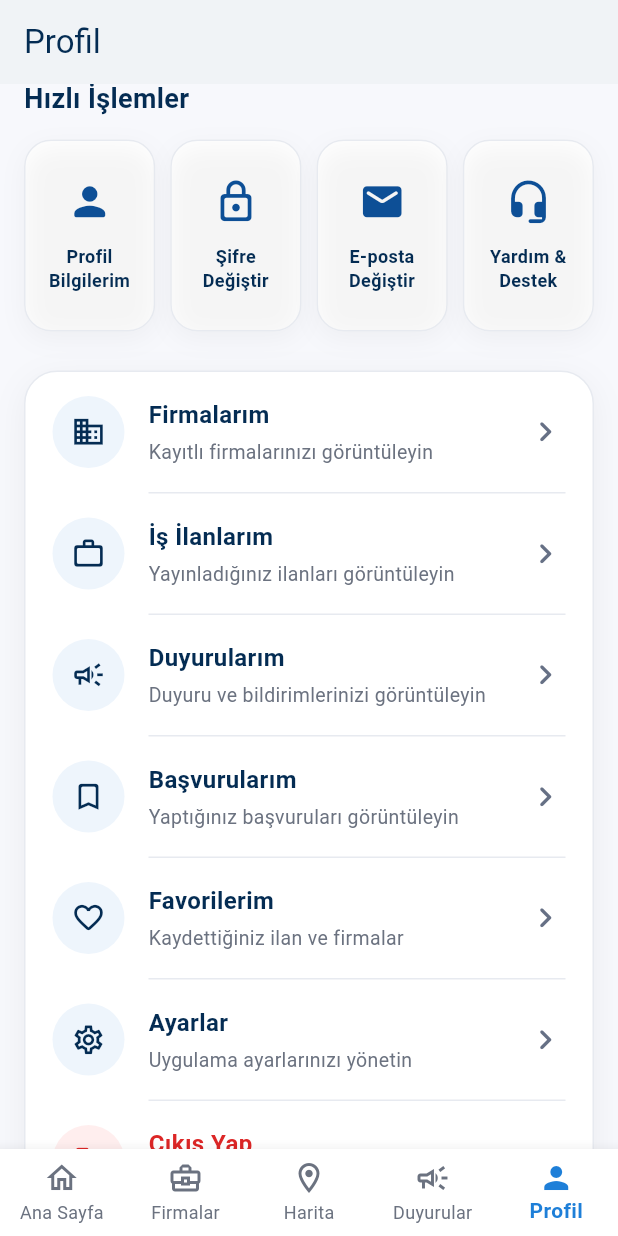
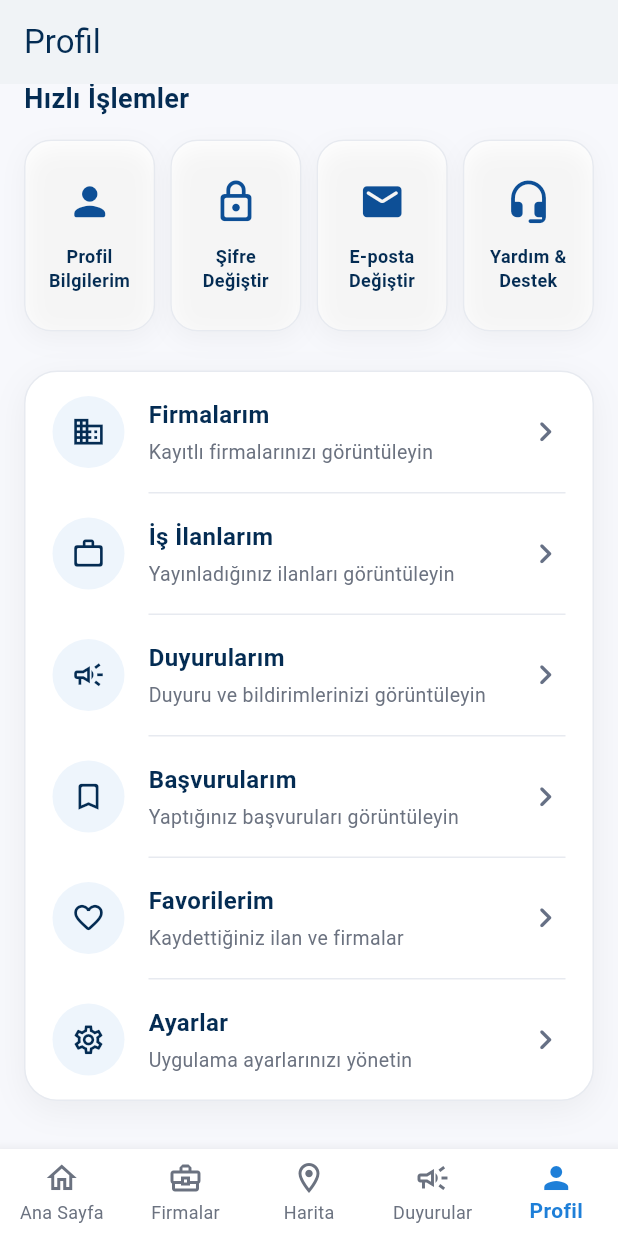
Before and after one commit to elif-uzundere/asb.platform, a Flutter app: the ProfilEkrani screen opened by its route, scrolled down 271 dp, on a phone screen of 412 x 824 dp. Run offline on Flutter 3.47's test engine with Material 3 defaults, Android fonts, the phone set to English and light mode, and no system bars; our stand-ins replace dio, flutter_riverpod, flutter_secure_storage, go_router; accounts and stored records are empty; network calls fail.

Commit message:
fix(app): Profil'de oturum yokken Cikis Yap satiri gizlensin
Zaten giris yapilmamisken bu satirin gorunmesi kafa karistiriyordu
("hangi hesaptan cikacaksin?") - tasarim hatasi olarak degerlendirildi.
Menu satiri artik sadece kullanici != null iken render ediliyor.

Co-Authored-By: Claude Sonnet 5 <noreply@anthropic.com>

```diff
--- a/packages/app/lib/features/auth/presentation/ekranlar/profil_ekrani.dart
+++ b/packages/app/lib/features/auth/presentation/ekranlar/profil_ekrani.dart
@@ -275,38 +275,26 @@ class ProfilEkrani extends ConsumerWidget {
                       },
                     ),
 
+                    // Zaten çıkış yapılmışken bu buton kafa karıştırır
+                    // (hangi hesaptan çıkacaksın?) — sadece girişliyken
+                    // gösteriliyor.
+                    if (kullanici != null) ...[
                       const _MenuAyirici(),
-
                       _ProfilMenuSatiri(
                         ikon: Icons.logout_rounded,
                         baslik: 'Çıkış Yap',
-                      aciklama: kullanici == null
-                          ? 'Şu anda giriş yapılmış hesap yok'
-                          : 'Hesabınızdan güvenli çıkış yapın',
+                        aciklama:
+                            'Hesabınızdan güvenli çıkış yapın',
                         kirmizi: true,
                         okGoster: false,
                         onTap: () {
-                        if (kullanici == null) {
-                          ScaffoldMessenger.of(context)
-                            ..hideCurrentSnackBar()
-                            ..showSnackBar(
-                              const SnackBar(
-                                content: Text(
-                                  'Şu anda giriş yapılmış bir hesap yok.',
-                                ),
-                                behavior:
-                                    SnackBarBehavior.floating,
-                              ),
-                            );
-                          return;
-                        }
-
                           _cikisOnayiGoster(
                             context,
                             ref,
                           );
                         },
                       ),
+                    ],
                   ],
                 ),
               ),
```
Lines whose indentation alone changed are shown as unchanged.
